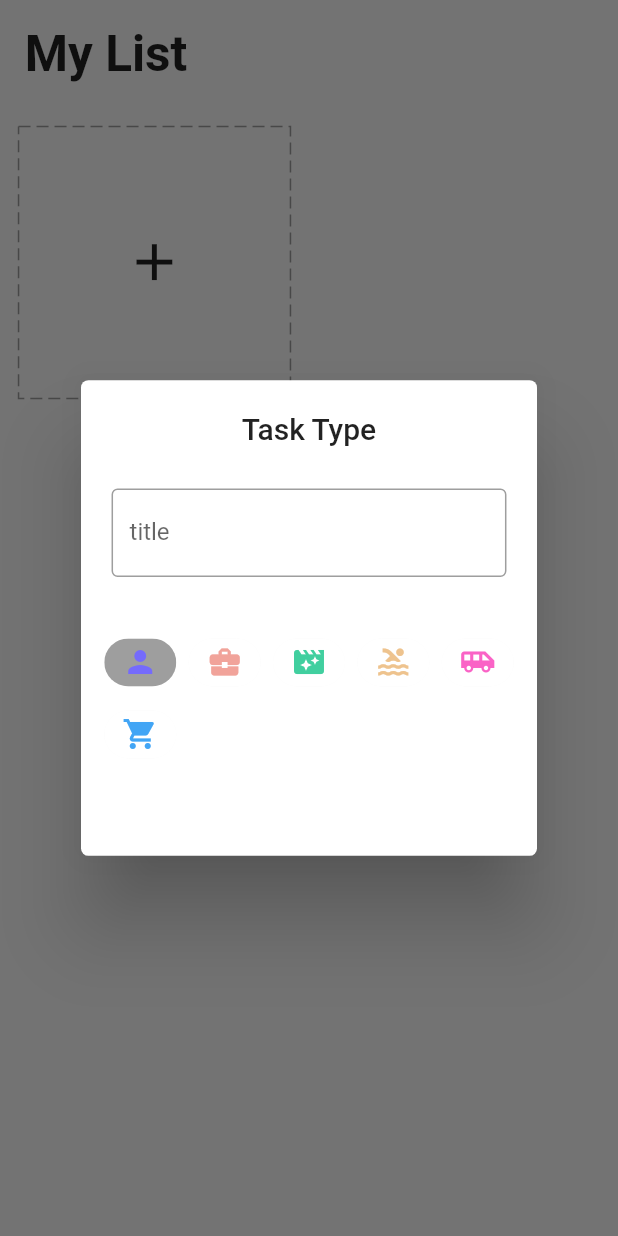
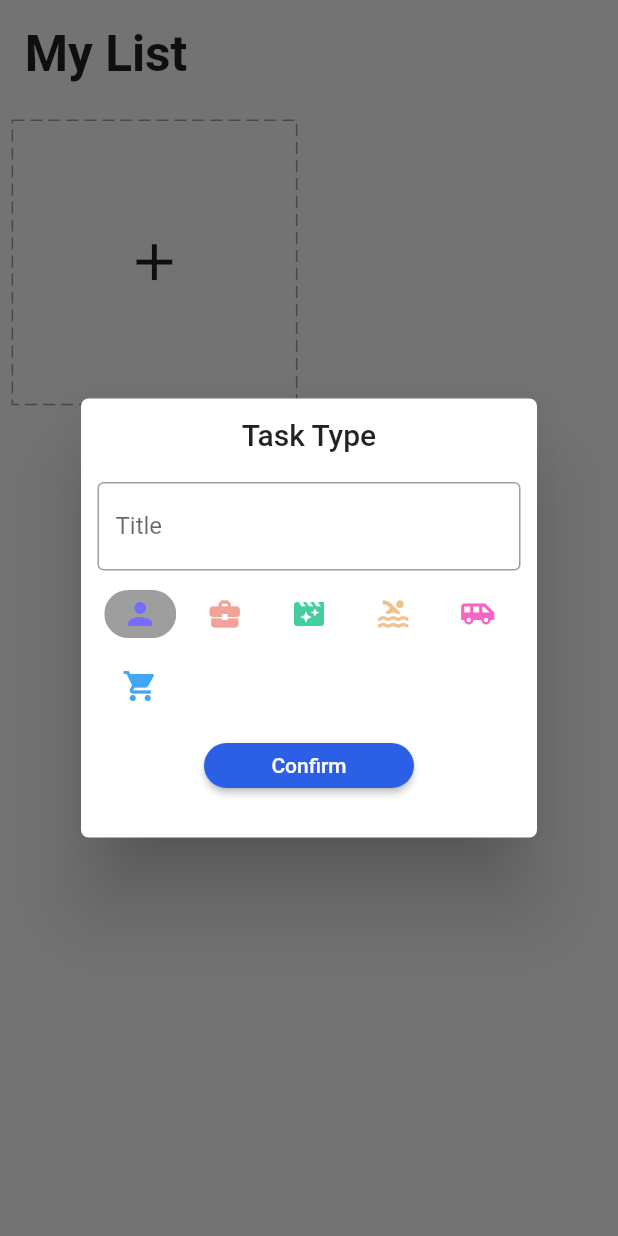
Before and after one commit to aalperen-dev/task_app, a Flutter app: the screen it shows after launch, after a tap on the "add" icon, on a phone screen of 412 x 824 dp. Run offline on Flutter 3.47's test engine with Material 2 defaults, Android fonts, the phone set to English and light mode, and no system bars; drawn by our look-alikes of dotted_border; our stand-ins replace equatable, flutter_easyloading, get, get_storage, step_progress_indicator.

Commit message:
day_three
part 2 done

```diff
--- a/lib/app/data/services/storage/services.dart
+++ b/lib/app/data/services/storage/services.dart
@@ -6,7 +6,8 @@ class StorageService extends GetxService {
   late GetStorage _box;
   Future<StorageService> init() async {
     _box = GetStorage();
-    await _box.writeIfNull(taskKey, []);
+    await _box.write(taskKey, []);
+    // await _box.writeIfNull(taskKey, []);
     return this;
   }
 
--- a/lib/app/modules/home/view.dart
+++ b/lib/app/modules/home/view.dart
@@ -3,6 +3,7 @@ import 'package:get/get.dart';
 import 'package:task_app/app/core/utils/extentions.dart';
 import 'package:task_app/app/modules/home/controller.dart';
 import 'package:task_app/app/modules/home/widgets/add_card.dart';
+import 'package:task_app/app/modules/home/widgets/task_card.dart';
 
 class HomePage extends GetView<HomeController> {
   const HomePage({super.key});
@@ -23,13 +24,18 @@ class HomePage extends GetView<HomeController> {
                 ),
               ),
             ),
-            GridView.count(
+            Obx(
+              () => GridView.count(
                 crossAxisCount: 2,
                 shrinkWrap: true,
                 physics: const ClampingScrollPhysics(),
                 children: [
+                  ...controller.tasks
+                      .map((element) => TaskCard(task: element))
+                      .toList(),
                   AddCard(),
                 ],
+              ),
             )
           ],
         ),
--- a/lib/app/modules/home/widgets/add_card.dart
+++ b/lib/app/modules/home/widgets/add_card.dart
@@ -1,7 +1,10 @@
 import 'package:dotted_border/dotted_border.dart';
 import 'package:flutter/material.dart';
+import 'package:flutter_easyloading/flutter_easyloading.dart';
 import 'package:get/get.dart';
 import 'package:task_app/app/core/utils/extentions.dart';
+import 'package:task_app/app/core/values/colors.dart';
+import 'package:task_app/app/data/models/task.dart';
 import 'package:task_app/app/modules/home/controller.dart';
 import 'package:task_app/app/widgets/icons.dart';
 
@@ -12,16 +15,16 @@ class AddCard extends StatelessWidget {
   @override
   Widget build(BuildContext context) {
     final icons = getIcons();
-    var squareWidth = Get.width - 12.0.wp;
+    var squareWidth = Get.width - 1.0.wp;
     return Container(
-      width: squareWidth / 2,
-      height: squareWidth / 2,
-      margin: EdgeInsets.all(3.0.wp),
+      width: squareWidth / 3.5,
+      height: squareWidth / 3.5,
+      margin: EdgeInsets.all(2.0.wp),
       child: InkWell(
         onTap: () async {
           await Get.defaultDialog(
             titlePadding: EdgeInsets.symmetric(
-              vertical: 5.0.wp,
+              vertical: 3.0.wp,
             ),
             radius: 5,
             title: 'Task Type',
@@ -30,12 +33,12 @@ class AddCard extends StatelessWidget {
               child: Column(
                 children: [
                   Padding(
-                    padding: EdgeInsets.symmetric(horizontal: 3.0.wp),
+                    padding: const EdgeInsets.symmetric(horizontal: 3.0),
                     child: TextFormField(
                       controller: homeCntrl.editCtrl,
                       decoration: const InputDecoration(
                         border: OutlineInputBorder(),
-                        labelText: 'title',
+                        labelText: 'Title',
                       ),
                       validator: (value) {
                         if (value == null || value.trim().isEmpty) {
@@ -46,7 +49,7 @@ class AddCard extends StatelessWidget {
                     ),
                   ),
                   Padding(
-                    padding: EdgeInsets.symmetric(vertical: 8.0.wp),
+                    padding: const EdgeInsets.symmetric(vertical: 5.0),
                     child: Wrap(
                       spacing: 2.0.wp,
                       children: icons
@@ -71,10 +74,43 @@ class AddCard extends StatelessWidget {
                           .toList(),
                     ),
                   ),
+                  ElevatedButton(
+                    style: ElevatedButton.styleFrom(
+                      minimumSize: const Size(140, 30),
+                      backgroundColor: blue,
+                      shape: RoundedRectangleBorder(
+                        borderRadius: BorderRadius.circular(20),
+                      ),
+                    ),
+                    onPressed: () {
+                      if (homeCntrl.formKey.currentState!.validate()) {
+                        // print(icons[homeCntrl.chipIndex.value].icon!.codePoint);
+                        int icon =
+                            icons[homeCntrl.chipIndex.value].icon!.codePoint;
+                        String color =
+                            icons[homeCntrl.chipIndex.value].color!.toHex();
+
+                        var task = Task(
+                          title: homeCntrl.editCtrl.text,
+                          icon: icon,
+                          color: color,
+                        );
+                        Get.back();
+                        homeCntrl.addTask(task)
+                            ? EasyLoading.showSuccess('Create Success')
+                            : EasyLoading.showError('Duplicated Task');
+                      }
+                    },
+                    child: const Text(
+                      "Confirm",
+                    ),
+                  ),
                 ],
               ),
             ),
           );
+          homeCntrl.editCtrl.clear();
+          homeCntrl.changeChipIndex(0);
         },
         child: DottedBorder(
           color: Colors.grey,
--- a/pubspec.yaml
+++ b/pubspec.yaml
@@ -14,6 +14,7 @@ dependencies:
   equatable: ^2.0.5
   flutter_easyloading: ^3.0.5
   dotted_border: ^2.0.0+3
+  step_progress_indicator: ^1.0.2
 
 dev_dependencies:
   flutter_test:
```
Also changed, not shown: lib/app/modules/home/controller.dart (+8 -0 lines), lib/app/modules/home/widgets/task_card.dart (added, +97 -0 lines), pubspec.lock. Lines whose indentation alone changed are shown as unchanged.
